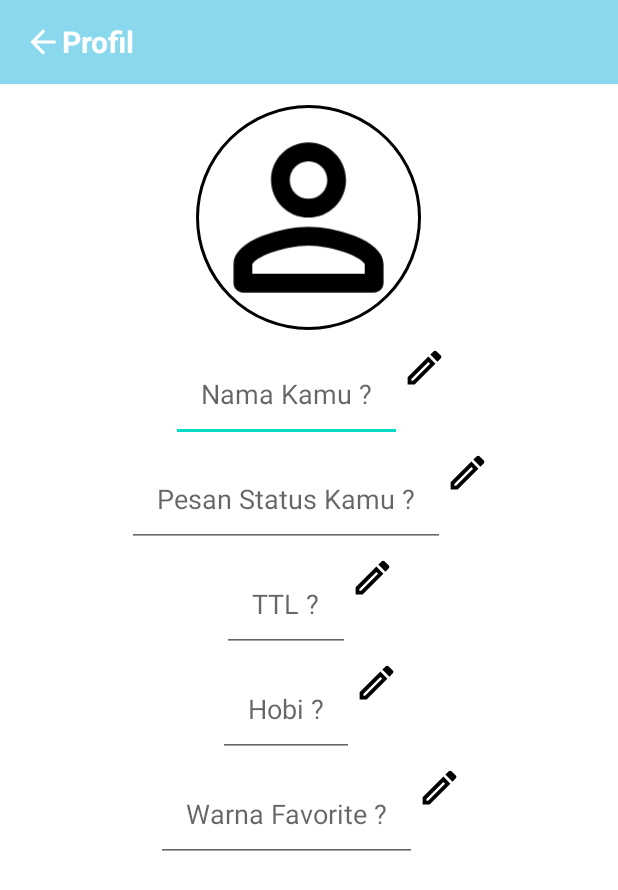
After one commit to asbiqalalawi/SecretDiary, an Android app: the ProfilActivity screen opened directly, with no data from a screen before it, on a phone screen of 412 x 824 dp. The commit adds this screen. Shown: the top 890 px of the screen. Run offline under Robolectric (Android 15) with nearby library versions, the phone set to English and light mode, and no system bars; our stand-ins replace CircleImageView.

Commit message:
update layout

```diff
--- a/app/build.gradle
+++ b/app/build.gradle
@@ -31,6 +31,7 @@ dependencies {
 
     implementation 'androidx.appcompat:appcompat:1.2.0'
     implementation 'com.google.android.material:material:1.1.0'
+    implementation 'de.hdodenhof:circleimageview:3.1.0'
     implementation 'androidx.constraintlayout:constraintlayout:2.0.4'
     implementation 'androidx.legacy:legacy-support-v4:1.0.0'
     testImplementation 'junit:junit:4.+'
--- a/app/src/main/AndroidManifest.xml
+++ b/app/src/main/AndroidManifest.xml
@@ -9,7 +9,8 @@
         android:roundIcon="@mipmap/ic_launcher_round"
         android:supportsRtl="true"
         android:theme="@style/Theme.SecretDiary">
-        <activity android:name=".PengingatActvity"></activity>
+        <activity android:name=".ProfilActivity"></activity>
+        <activity android:name=".PengingatActvity" />
         <activity android:name=".BuatPassActivity" />
         <activity android:name=".SplashScreenActivity">
             <intent-filter>
--- /dev/null
+++ b/app/src/main/java/com/example/secretdiary/ProfilActivity.java
@@ -0,0 +1,14 @@
+package com.example.secretdiary;
+
+import androidx.appcompat.app.AppCompatActivity;
+
+import android.os.Bundle;
+
+public class ProfilActivity extends AppCompatActivity {
+
+    @Override
+    protected void onCreate(Bundle savedInstanceState) {
+        super.onCreate(savedInstanceState);
+        setContentView(R.layout.activity_profil);
+    }
+}
--- /dev/null
+++ b/app/src/main/res/drawable/ic_edit_black_18dp.xml
@@ -0,0 +1,9 @@
+<vector xmlns:android="http://schemas.android.com/apk/res/android"
+    android:width="18dp"
+    android:height="18dp"
+    android:viewportWidth="24"
+    android:viewportHeight="24">
+  <path
+      android:pathData="M14.06,9.02l0.92,0.92L5.92,19L5,19v-0.92l9.06,-9.06M17.66,3c-0.25,0 -0.51,0.1 -0.7,0.29l-1.83,1.83 3.75,3.75 1.83,-1.83c0.39,-0.39 0.39,-1.02 0,-1.41l-2.34,-2.34c-0.2,-0.2 -0.45,-0.29 -0.71,-0.29zM14.06,6.19L3,17.25L3,21h3.75L17.81,9.94l-3.75,-3.75z"
+      android:fillColor="#000000"/>
+</vector>
--- /dev/null
+++ b/app/src/main/res/drawable/ic_perm_identity_black_18dp.xml
@@ -0,0 +1,9 @@
+<vector xmlns:android="http://schemas.android.com/apk/res/android"
+    android:width="18dp"
+    android:height="18dp"
+    android:viewportWidth="24"
+    android:viewportHeight="24">
+  <path
+      android:pathData="M12,12c2.21,0 4,-1.79 4,-4s-1.79,-4 -4,-4 -4,1.79 -4,4 1.79,4 4,4zM12,6c1.1,0 2,0.9 2,2s-0.9,2 -2,2 -2,-0.9 -2,-2 0.9,-2 2,-2zM12,13c-2.67,0 -8,1.34 -8,4v2c0,0.55 0.45,1 1,1h14c0.55,0 1,-0.45 1,-1v-2c0,-2.66 -5.33,-4 -8,-4zM18,18L6,18v-0.99c0.2,-0.72 3.3,-2.01 6,-2.01s5.8,1.29 6,2v1z"
+      android:fillColor="#000000"/>
+</vector>
--- a/app/src/main/res/layout/activity_pengingat_actvity.xml
+++ b/app/src/main/res/layout/activity_pengingat_actvity.xml
@@ -39,7 +39,7 @@
         android:padding="13dp"
         android:orientation="horizontal">
         <TextView
-            android:id="@+id/tv_repeating_time"
+            android:id="@+id/tv_pengingatDiary"
             android:layout_width="wrap_content"
             android:layout_height="wrap_content"
             android:textSize="15sp"
@@ -57,18 +57,31 @@
         android:layout_height="wrap_content"
         android:padding="13dp">
         <TextView
+            android:id="@+id/tv_aturWaktu"
             android:layout_width="wrap_content"
             android:layout_height="wrap_content"
             android:textSize="15sp"
             android:text="@string/atur_waktu" />
         <androidx.appcompat.widget.AppCompatButton
-            android:id="@+id/btn_pengingat"
+            android:id="@+id/btn_aturWaktu"
             android:layout_marginStart="270dp"
             android:layout_width="35dp"
             android:layout_height="35dp"
             android:background="@drawable/ic_access_time_black_18dp"
             />
     </LinearLayout>
+    <LinearLayout
+        android:layout_width="match_parent"
+        android:layout_height="wrap_content"
+        android:padding="13dp">
+        <TextView
+            android:id="@+id/tv_frasaAlarm"
+            android:layout_width="wrap_content"
+            android:layout_height="wrap_content"
+            android:textSize="15sp"
+            android:text="@string/frasa_alarm" />
+
+    </LinearLayout>
 
 
 </LinearLayout>
--- /dev/null
+++ b/app/src/main/res/layout/activity_profil.xml
@@ -0,0 +1,146 @@
+<?xml version="1.0" encoding="utf-8"?>
+<RelativeLayout xmlns:android="http://schemas.android.com/apk/res/android"
+    xmlns:app="http://schemas.android.com/apk/res-auto"
+    xmlns:tools="http://schemas.android.com/tools"
+    android:layout_width="match_parent"
+    android:layout_height="match_parent"
+    tools:context=".ProfilActivity">
+
+    <androidx.appcompat.widget.Toolbar
+        android:id="@+id/toolbar"
+        android:layout_height="?attr/actionBarSize"
+        android:background="@color/blue"
+        android:layout_width="match_parent"
+        app:layout_scrollFlags="scroll|enterAlways">
+
+
+    <androidx.appcompat.widget.AppCompatButton
+        android:id="@+id/btn_kembali"
+        android:layout_width="25dp"
+        android:layout_height="25dp"
+        android:layout_gravity="left"
+        android:backgroundTint="@color/white"
+        android:background="@drawable/ic_arrow_back_white_18dp" />
+        <TextView
+            android:layout_width="wrap_content"
+            android:layout_height="wrap_content"
+            android:text="@string/profil"
+            android:textStyle="bold"
+            android:textColor="@color/white"
+            android:textSize="20sp"/>
+    </androidx.appcompat.widget.Toolbar>
+
+    <de.hdodenhof.circleimageview.CircleImageView
+        android:id="@+id/foto_profil"
+        android:layout_width="150dp"
+        android:layout_height="150dp"
+        android:layout_marginTop="70dp"
+        android:layout_alignParentTop="true"
+        android:layout_centerHorizontal="true"
+        app:civ_border_color="@color/black"
+        app:civ_border_width="2dp"
+        android:src="@drawable/ic_perm_identity_black_18dp"
+        />
+    <RelativeLayout
+        android:layout_width="wrap_content"
+        android:layout_height="match_parent"
+        >
+        <LinearLayout
+            android:layout_width="match_parent"
+            android:layout_height="wrap_content"
+            android:layout_marginTop="230dp"
+            android:gravity="center_horizontal"
+            android:orientation="horizontal">
+        <EditText
+            android:id="@+id/et_Nama"
+            android:layout_width="wrap_content"
+            android:layout_height="wrap_content"
+            android:padding="20dp"
+            android:hint="@string/nama_kamu"/>
+
+            <ImageButton
+                android:id="@+id/btn_edtNama"
+                android:layout_width="30dp"
+                android:layout_height="30dp"
+                android:background="@drawable/ic_edit_black_18dp" />
+        </LinearLayout>
+
+        <LinearLayout
+            android:layout_width="match_parent"
+            android:layout_height="wrap_content"
+            android:gravity="center_horizontal"
+            android:layout_marginTop="300dp"
+            android:orientation="horizontal">
+
+            <EditText
+                android:layout_width="wrap_content"
+                android:layout_height="wrap_content"
+                android:hint="@string/pesan_status_kamu"
+                android:padding="20dp" />
+
+            <ImageButton
+                android:id="@+id/btn_edtStatus"
+                android:layout_width="30dp"
+                android:layout_height="30dp"
+                android:background="@drawable/ic_edit_black_18dp" />
+        </LinearLayout>
+        <LinearLayout
+            android:layout_width="match_parent"
+            android:layout_height="wrap_content"
+            android:gravity="center_horizontal"
+            android:layout_marginTop="370dp"
+            android:orientation="horizontal">
+
+            <EditText
+                android:layout_width="wrap_content"
+                android:layout_height="wrap_content"
+                android:hint="TTL ?"
+                android:padding="20dp" />
+
+            <ImageButton
+                android:id="@+id/btn_edtTTL"
+                android:layout_width="30dp"
+                android:layout_height="30dp"
+                android:background="@drawable/ic_edit_black_18dp" />
+        </LinearLayout>
+        <LinearLayout
+            android:layout_width="match_parent"
+            android:layout_height="wrap_content"
+            android:gravity="center_horizontal"
+            android:layout_marginTop="440dp"
+            android:orientation="horizontal">
+
+            <EditText
+                android:layout_width="wrap_content"
+                android:layout_height="wrap_content"
+                android:hint="@string/hobi"
+                android:padding="20dp" />
+
+            <ImageButton
+                android:id="@+id/btn_edtHobi"
+                android:layout_width="30dp"
+                android:layout_height="30dp"
+                android:background="@drawable/ic_edit_black_18dp" />
+        </LinearLayout>
+        <LinearLayout
+            android:layout_width="match_parent"
+            android:layout_height="wrap_content"
+            android:gravity="center_horizontal"
+            android:layout_marginTop="510dp"
+            android:orientation="horizontal">
+
+            <EditText
+                android:layout_width="wrap_content"
+                android:layout_height="wrap_content"
+                android:hint="@string/warna_favorite"
+                android:padding="20dp" />
+
+            <ImageButton
+                android:id="@+id/btn_edtWarnaFav"
+                android:layout_width="30dp"
+                android:layout_height="30dp"
+                android:background="@drawable/ic_edit_black_18dp" />
+        </LinearLayout>
+    </RelativeLayout>
+
+</RelativeLayout>
--- a/app/src/main/res/values/strings.xml
+++ b/app/src/main/res/values/strings.xml
@@ -16,4 +16,10 @@
     <string name="pengingat_diari">Pengingat Diari</string>
     <string name="atur_waktu">Atur Waktu</string>
     <string name="pengingat_diary">Pengingat Diary</string>
+    <string name="pesan_status_kamu">Pesan Status Kamu ?</string>
+    <string name="nama_kamu">Nama Kamu ?</string>
+    <string name="profil">Profil</string>
+    <string name="frasa_alarm">Frasa Alarm</string>
+    <string name="hobi">Hobi ?</string>
+    <string name="warna_favorite">Warna Favorite ?</string>
 </resources>
```
